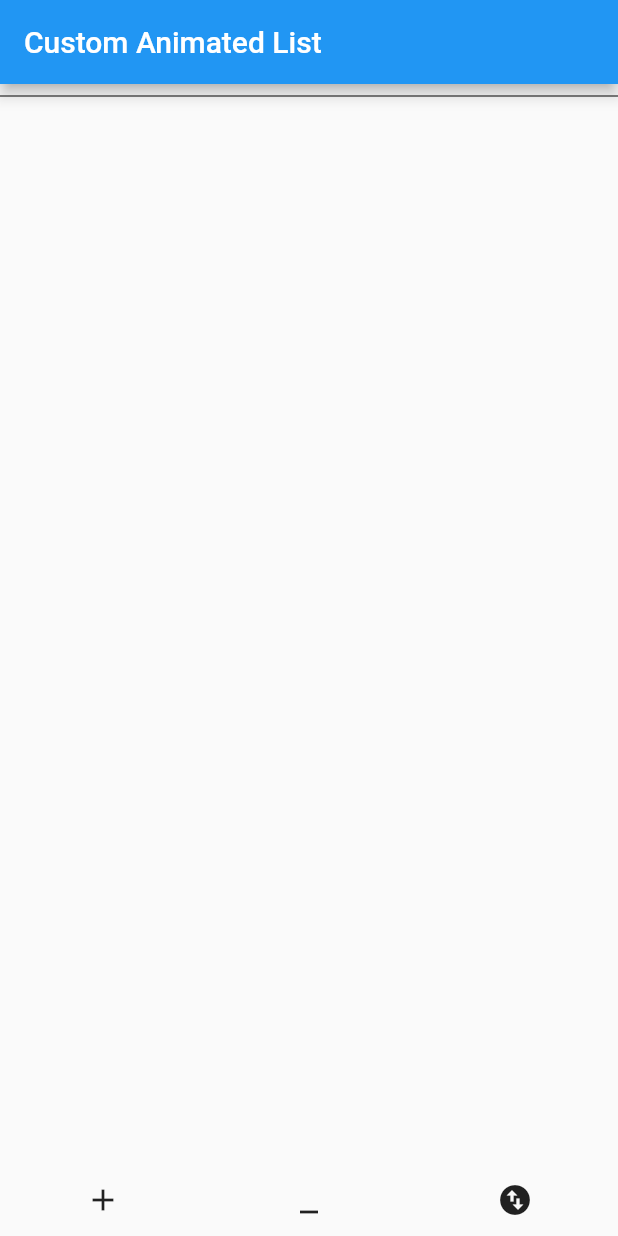
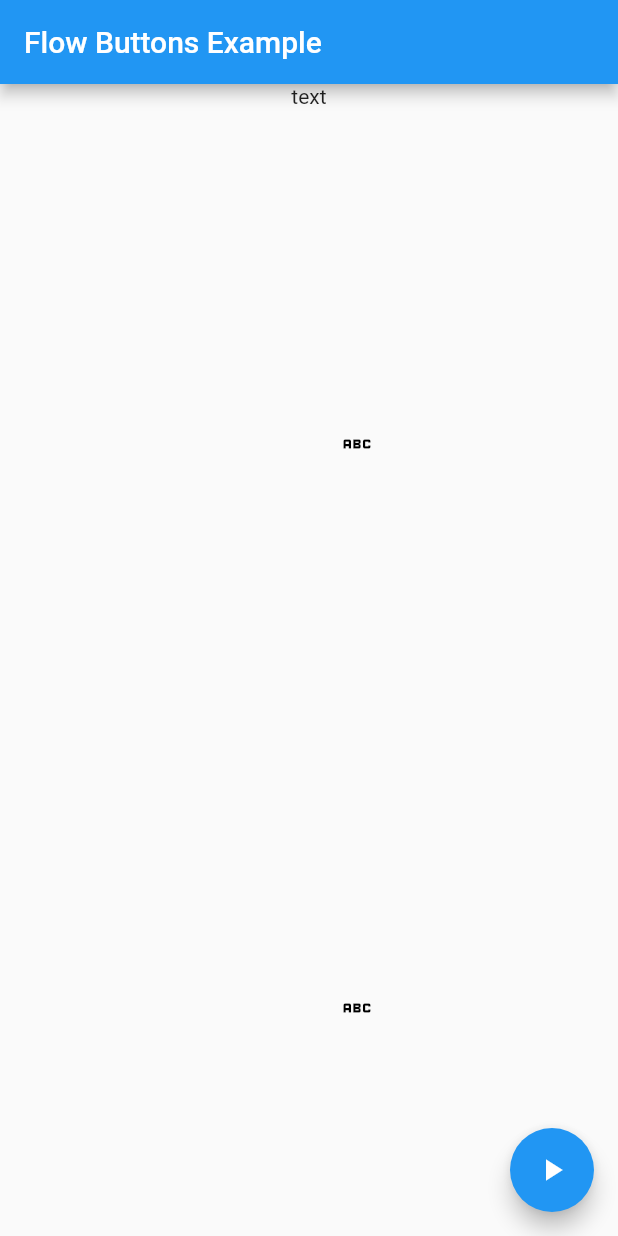
Before and after one commit to SimonWang9610/flutter-tips, a Flutter app: the screen it shows after launch, on a phone screen of 412 x 824 dp. Run offline on Flutter 3.47's test engine with Material 2 defaults, Android fonts, the light colour scheme and no system bars.

Commit message:
enable animation flow buttons

```diff
--- /dev/null
+++ b/lib/flow/circular_layout_mixin.dart
@@ -0,0 +1,37 @@
+import 'dart:math';
+
+import 'package:flutter/material.dart';
+
+mixin CircularLayoutMixin on FlowDelegate {
+  double? get startAngle;
+  Alignment get alignment;
+  Animation<double> get animation;
+
+  Offset calculateOffset(
+      Size childSize, double radius, int index, double perRad) {
+    if (index == 0) {
+      return Offset.zero;
+    }
+    final dx = (radius - childSize.width / 2) *
+        cos(index * perRad - (startAngle ?? 0)) *
+        animation.value;
+    final dy = (radius - childSize.height / 2) *
+        sin(index * perRad - (startAngle ?? 0)) *
+        animation.value;
+
+    return Offset(dx, dy);
+  }
+
+  Matrix4 createTransform(Offset relativeOffset, Offset anchor) {
+    return Matrix4.translationValues(
+      anchor.dx + relativeOffset.dx,
+      anchor.dy + relativeOffset.dy,
+      0,
+    );
+  }
+
+  Offset getAnchorOffset(Size parentSize, Size entrySize) {
+    final Offset offset = Offset(-entrySize.width / 2, 0);
+    return alignment.alongSize(parentSize) + offset;
+  }
+}
--- /dev/null
+++ b/lib/flow/example.dart
@@ -0,0 +1,80 @@
+import 'package:flutter/material.dart';
+import 'floating_buttons.dart';
+
+class FlowButtonsExample extends StatefulWidget {
+  const FlowButtonsExample({Key? key}) : super(key: key);
+
+  @override
+  State<FlowButtonsExample> createState() => _FlowButtonsExampleState();
+}
+
+class _FlowButtonsExampleState extends State<FlowButtonsExample> {
+  final GlobalKey<FlowButtonsState> flowKey = GlobalKey<FlowButtonsState>();
+  final List<FlowEntry> entries = [
+    FlowEntry(
+      child: Icon(
+        Icons.abc,
+        color: Colors.black,
+      ),
+      onPressed: () {},
+    ),
+    FlowEntry(
+      child: Icon(
+        Icons.ac_unit_outlined,
+        color: Colors.black,
+      ),
+      onPressed: () {},
+    ),
+    FlowEntry(
+      child: Icon(
+        Icons.accessible,
+        color: Colors.black,
+      ),
+      onPressed: () {},
+    ),
+    FlowEntry(
+      child: Icon(
+        Icons.access_alarm,
+        color: Colors.black,
+      ),
+      onPressed: () {},
+    ),
+  ];
+
+  @override
+  Widget build(BuildContext context) {
+    return Scaffold(
+      appBar: AppBar(
+        title: const Text('Flow Buttons Example'),
+      ),
+      body: Center(
+        child: Column(
+          mainAxisAlignment: MainAxisAlignment.start,
+          children: [
+            const Text('text'),
+            SizedBox(
+              width: 400,
+              height: 400,
+              child: FlowButtons(
+                entries: entries,
+              ),
+            ),
+            Expanded(
+              child: FlowButtons(
+                alignment: Alignment(0, 0),
+                // direction: FlowDirection.down,
+                entries: entries,
+              ),
+            ),
+          ],
+        ),
+      ),
+      floatingActionButton: FloatingActionButton(
+        onPressed: () {
+          flowKey.currentState?.activateButton();
+        },
+        child: const Icon(Icons.play_arrow),
+      ),
+    );
+  }
+}
--- /dev/null
+++ b/lib/flow/floating_buttons.dart
@@ -0,0 +1,284 @@
+import 'dart:math';
+
+import 'package:flutter/material.dart';
+import 'package:flutter_tips/flow/circular_layout_mixin.dart';
+
+enum FlowDirection {
+  left,
+  right,
+  up,
+  down,
+}
+
+/// [child] : the widget will be painted
+/// [onPressed] if not null, use [TextButton] to wrap [child]
+class FlowEntry {
+  final Widget child;
+  final VoidCallback? onPressed;
+
+  FlowEntry({required this.child, required this.onPressed});
+}
+
+/// [entries] all [FlowEntry] will be painted by [FlowButtonDelegate]
+/// [duration] the duration when playing the animation during painting [entries]
+/// [direction] is used to determine which [FlowDirection] to paint [entries]
+/// [curve] the [Curve] of [FlowButtonDelegate] animation
+/// [alignment] how align the [entries] to the parent of [FlowButtons]
+/// [mainEntry] in [FlowButtonDelegate], [mainEntry] is always zero. if [mainEntry] is not equal to zero,
+/// it will be reorder [entries] to translate [mainEntry] to zero
+class FlowButtons extends StatefulWidget {
+  final List<FlowEntry> entries;
+  final Duration? duration;
+  final FlowDirection direction;
+  final Curve curve;
+  final Alignment alignment;
+  final int mainEntry;
+  const FlowButtons({
+    Key? key,
+    required this.entries,
+    this.duration,
+    this.direction = FlowDirection.left,
+    this.curve = Curves.bounceInOut,
+    this.alignment = Alignment.center,
+    this.mainEntry = 0,
+  }) : super(key: key);
+
+  @override
+  State<FlowButtons> createState() => FlowButtonsState();
+}
+
+class FlowButtonsState extends State<FlowButtons>
+    with SingleTickerProviderStateMixin {
+  late final AnimationController controller;
+
+  @override
+  void initState() {
+    super.initState();
+    controller = AnimationController(
+      vsync: this,
+      duration: widget.duration ?? const Duration(milliseconds: 300),
+    );
+
+    if (widget.mainEntry != 0) {
+      final entry = widget.entries.removeAt(widget.mainEntry);
+      widget.entries.insert(0, entry);
+    }
+  }
+
+  @override
+  void dispose() {
+    controller.dispose();
+    super.dispose();
+  }
+
+  void activateButton() {
+    if (controller.status == AnimationStatus.completed) {
+      controller.reverse();
+    } else {
+      controller.forward();
+    }
+  }
+
+  @override
+  Widget build(BuildContext context) {
+    return Flow(
+      // delegate: FlowButtonDelegate(
+      //   animation: CurvedAnimation(
+      //     parent: controller,
+      //     curve: widget.curve,
+      //   ),
+      //   mainEntry: widget.mainEntry,
+      //   alignment: widget.alignment,
+      //   direction: widget.direction,
+      // ),
+      delegate: FlowCircularDelegate(
+        animation: CurvedAnimation(
+          parent: controller,
+          curve: widget.curve,
+        ),
+        alignment: widget.alignment,
+        startAngle: pi / 2,
+      ),
+      children: List.generate(
+        widget.entries.length,
+        (index) {
+          final entry = widget.entries[index];
+
+          return TextButton(
+            onPressed: () {
+              entry.onPressed?.call();
+              activateButton();
+            },
+            child: entry.child,
+          );
+        },
+      ),
+    );
+  }
+}
+
+class FlowButtonDelegate extends FlowDelegate {
+  final int mainEntry;
+  final FlowDirection direction;
+  final Animation<double> animation;
+  final Alignment alignment;
+  FlowButtonDelegate({
+    required this.mainEntry,
+    required this.animation,
+    required this.alignment,
+    this.direction = FlowDirection.down,
+  }) : super(repaint: animation);
+
+  @override
+  bool shouldRepaint(FlowButtonDelegate oldDelegate) {
+    return animation != oldDelegate.animation ||
+        mainEntry != oldDelegate.mainEntry;
+  }
+
+  /// must ensure the constraint of children is loosen;
+  /// in [Flex]-like widgets, it may pass its uncompleted loosen constraints, like (0<=w<=100, h=100)
+  @override
+  BoxConstraints getConstraintsForChild(int i, BoxConstraints constraints) {
+    return constraints.loosen();
+  }
+
+  @override
+  void paintChildren(FlowPaintingContext context) {
+    final mainEntrySize = context.getChildSize(mainEntry) ?? Size.zero;
+
+    final anchorOffset = getAnchorOffset(context.size, mainEntrySize);
+
+    if (animation.value == 0) {
+      final childSize = context.getChildSize(mainEntry)!;
+
+      final offset = calculateOffset(anchorOffset, childSize, mainEntry);
+
+      context.paintChild(
+        mainEntry,
+        transform: _createTransform(offset.dx, offset.dy, anchorOffset),
+      );
+      return;
+    }
+
+    for (int i = 0; i < context.childCount; i++) {
+      final childSize = context.getChildSize(i)!;
+
+      final childOffset = calculateOffset(anchorOffset, childSize, i);
+
+      context.paintChild(
+        i,
+        transform:
+            _createTransform(childOffset.dx, childOffset.dy, anchorOffset),
+      );
+    }
+  }
+
+  Offset getAnchorOffset(Size parentSize, Size entrySize) {
+    final Offset offset = Offset(-entrySize.width / 2, 0);
+    return alignment.alongSize(parentSize) + offset;
+  }
+
+  /// calculate the offset relative to the [anchor] when changing during animation
+  Offset calculateOffset(Offset anchor, Size childSize, int index) {
+    double? dx;
+    double? dy;
+
+    switch (direction) {
+      case FlowDirection.left:
+      case FlowDirection.right:
+        dx = childSize.width * index * animation.value;
+        break;
+      case FlowDirection.down:
+      case FlowDirection.up:
+        dy = childSize.height * index * animation.value;
+        break;
+    }
+    return Offset(dx ?? 0, dy ?? 0);
+  }
+
+  /// translate the child to the specific position based on [anchor] and itself offset calculated during animation by [calculateOffset]
+  Matrix4 _createTransform(double dx, double dy, Offset anchor) {
+    double? verticalOffset;
+    double? horizontalOffset;
+
+    switch (direction) {
+      case FlowDirection.up:
+        verticalOffset = anchor.dy - dy;
+        break;
+      case FlowDirection.down:
+        verticalOffset = anchor.dy + dy;
+        break;
+      case FlowDirection.left:
+        horizontalOffset = anchor.dx - dx;
+        break;
+      case FlowDirection.right:
+        horizontalOffset = anchor.dx + dx;
+        break;
+    }
+
+    return Matrix4.translationValues(
+      horizontalOffset ?? anchor.dx,
+      verticalOffset ?? anchor.dy,
+      0,
+    );
+  }
+}
+
+class FlowCircularDelegate extends FlowDelegate with CircularLayoutMixin {
+  @override
+  final Animation<double> animation;
+  final double angle;
+  @override
+  final double? startAngle;
+  final double? radius;
+  @override
+  final Alignment alignment;
+
+  FlowCircularDelegate({
+    required this.animation,
+    this.angle = 180,
+    this.radius = 100,
+    this.startAngle,
+    this.alignment = Alignment.center,
+  }) : super(repaint: animation);
+
+  @override
+  bool shouldRepaint(FlowCircularDelegate oldDelegate) {
+    return animation != oldDelegate.animation || angle != oldDelegate.angle;
+  }
+
+  /// must ensure the constraint of children is loosen;
+  /// in [Flex]-like widgets, it may pass its uncompleted loosen constraints, like (0<=w<=100, h=100)
+  @override
+  BoxConstraints getConstraintsForChild(int i, BoxConstraints constraints) {
+    return constraints.loosen();
+  }
+
+  @override
+  void paintChildren(FlowPaintingContext context) {
+    final anchor = getAnchorOffset(context.size, Size.zero);
+
+    final double perRad = angle / 180 * pi / (context.childCount - 1);
+    final effectiveRadius = radius ?? context.size.shortestSide / 2;
+
+    if (animation.value == 0) {
+      context.paintChild(
+        0,
+        transform: createTransform(Offset.zero, anchor),
+      );
+      return;
+    }
+
+    for (int i = 0; i < context.childCount; i++) {
+      final childSize = context.getChildSize(i) ?? Size.zero;
+
+      final childOffset =
+          calculateOffset(childSize, effectiveRadius, i, perRad);
+
+      context.paintChild(
+        i,
+        transform: createTransform(childOffset, anchor),
+      );
+    }
+  }
+}
--- a/lib/main.dart
+++ b/lib/main.dart
@@ -1,4 +1,5 @@
 import 'package:flutter/material.dart';
+import 'package:flutter_tips/flow/example.dart';
 import 'package:flutter_tips/list/example.dart';
 import 'package:flutter_tips/overlay/overlay_example.dart';
 
@@ -26,7 +27,7 @@ class MyApp extends StatelessWidget {
         // is not restarted.
         primarySwatch: Colors.blue,
       ),
-      home: const AnimatedListExample(),
+      home: const FlowButtonsExample(),
     );
   }
 }
```
